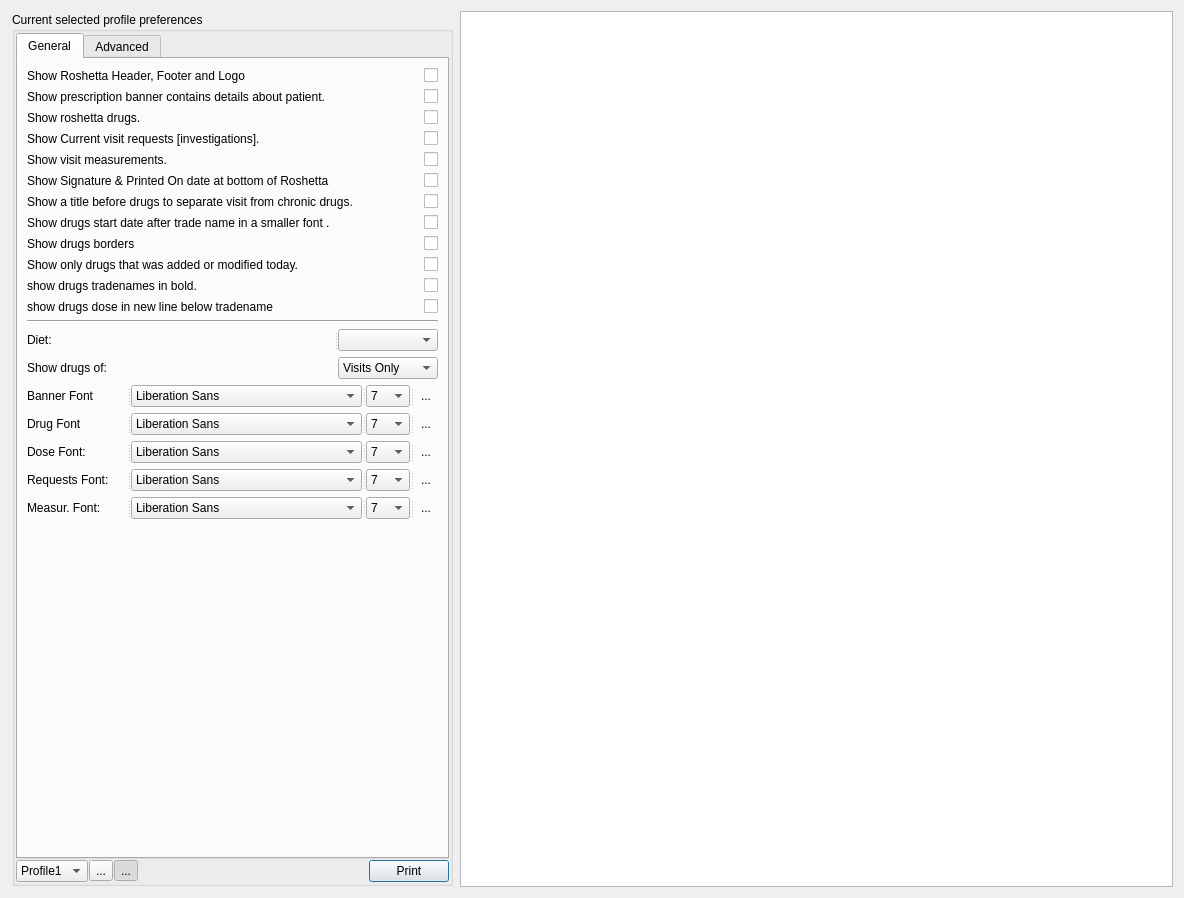
This is qtemr/printdrugs.ui in dr3mro/SmartClinic as Qt 5 draws it before an edit. The edited form follows.
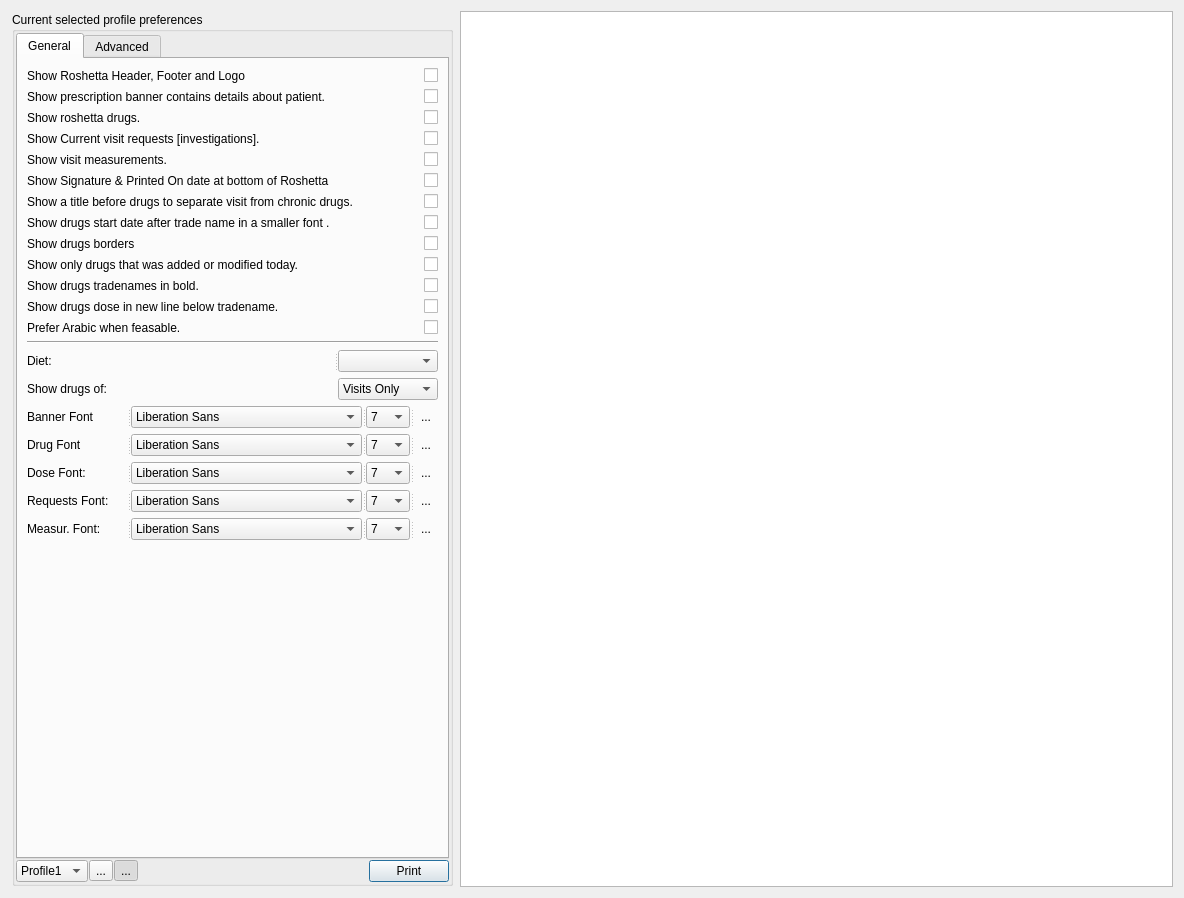
This is the edited form. Icons and pictures are not drawn. Custom widgets are drawn as their Qt base class.

Patch:
```diff
--- a/qtemr/printdrugs.ui
+++ b/qtemr/printdrugs.ui
@@ -335,7 +335,7 @@
                <item>
                 <widget class="QLabel" name="label_23">
                  <property name="text">
-                  <string>show drugs tradenames in bold.</string>
+                  <string>Show drugs tradenames in bold.</string>
                  </property>
                 </widget>
                </item>
@@ -359,7 +359,7 @@
                <item>
                 <widget class="QLabel" name="label_22">
                  <property name="text">
-                  <string>show drugs dose in new line below tradename</string>
+                  <string>Show drugs dose in new line below tradename.</string>
                  </property>
                 </widget>
                </item>
@@ -378,6 +378,30 @@
                </item>
               </layout>
              </item>
+             <item>
+              <layout class="QHBoxLayout" name="horizontalLayout_13">
+               <item>
+                <widget class="QLabel" name="label_25">
+                 <property name="text">
+                  <string>Prefer Arabic when feasable.</string>
+                 </property>
+                </widget>
+               </item>
+               <item>
+                <widget class="Switch" name="preferArabic">
+                 <property name="sizePolicy">
+                  <sizepolicy hsizetype="Fixed" vsizetype="Fixed">
+                   <horstretch>0</horstretch>
+                   <verstretch>0</verstretch>
+                  </sizepolicy>
+                 </property>
+                 <property name="text">
+                  <string/>
+                 </property>
+                </widget>
+               </item>
+              </layout>
+             </item>
              <item>
               <widget class="Line" name="line">
                <property name="orientation">
```
